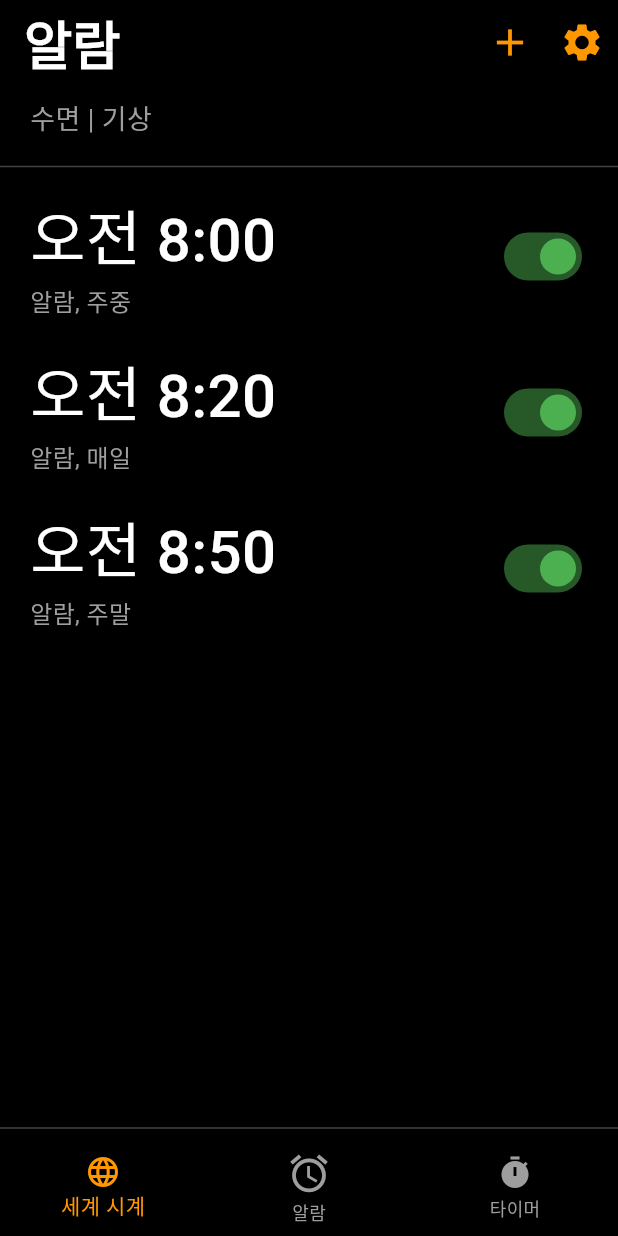
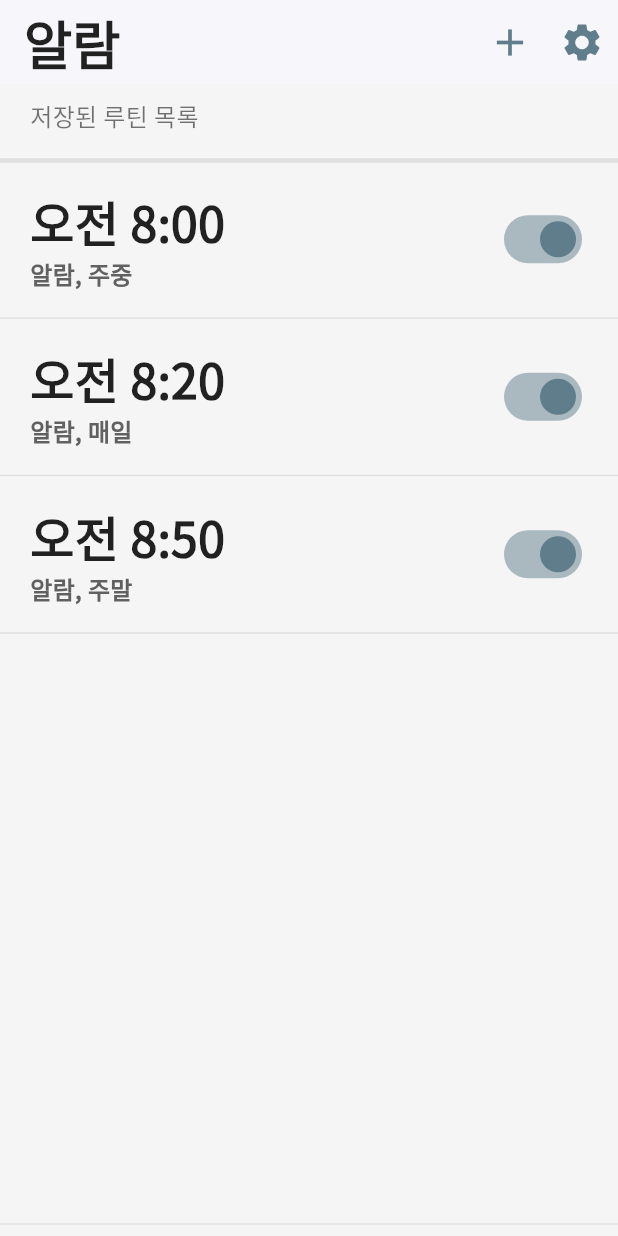
Before and after one commit to lbk00/youtube_routine_front, a Flutter app: the screen it shows after launch, on a phone screen of 412 x 824 dp. Run offline on Flutter 3.47's test engine with Material 3 defaults, Android fonts, the light colour scheme and no system bars; our stand-ins replace firebase_core, flutter_dotenv, google_fonts; accounts and stored records are empty.

Commit message:
메인 화면 배경 색 , 폰트 수정

```diff
--- a/lib/main.dart
+++ b/lib/main.dart
@@ -3,7 +3,7 @@ import 'package:flutter/foundation.dart';
 import 'package:flutter/material.dart';
 import 'package:flutter_dotenv/flutter_dotenv.dart';
 import 'package:youtube_routine_front/screens/home_screen.dart';
-
+import 'package:google_fonts/google_fonts.dart';
 
 
 void main() async {
@@ -41,30 +41,18 @@ class MyApp extends StatelessWidget {
   @override
   Widget build(BuildContext context) {
     return MaterialApp(
-      title: 'Flutter Demo',
+      title: 'YouTube Routine',
       theme: ThemeData(
-        // This is the theme of your application.
-        //
-        // TRY THIS: Try running your application with "flutter run". You'll see
-        // the application has a purple toolbar. Then, without quitting the app,
-        // try changing the seedColor in the colorScheme below to Colors.green
-        // and then invoke "hot reload" (save your changes or press the "hot
-        // reload" button in a Flutter-supported IDE, or press "r" if you used
-        // the command line to start the app).
-        //
-        // Notice that the counter didn't reset back to zero; the application
-        // state is not lost during the reload. To reset the state, use hot
-        // restart instead.
-        //
-        // This works for code too, not just values: Most code changes can be
-        // tested with just a hot reload.
-        colorScheme: ColorScheme.fromSeed(seedColor: Colors.deepPurple),
-        useMaterial3: true,
+        fontFamily: GoogleFonts.notoSansKr().fontFamily,// Noto Sans KR 전체 적용
+        primaryColor: Colors.white,
+        scaffoldBackgroundColor: Colors.grey[100],
       ),
       home: HomeScreen(),
     );
   }
 }
+
+
 
 class MyHomePage extends StatefulWidget {
   const MyHomePage({super.key, required this.title});
@@ -83,6 +71,8 @@ class MyHomePage extends StatefulWidget {
   @override
   State<MyHomePage> createState() => _MyHomePageState();
 }
+
+
 
 class _MyHomePageState extends State<MyHomePage> {
   int _counter = 0;
--- a/lib/screens/home_screen.dart
+++ b/lib/screens/home_screen.dart
@@ -1,6 +1,7 @@
 import 'package:flutter/material.dart';
 import 'package:youtube_routine_front/screens/add_alarm_screen.dart';
 import 'package:youtube_routine_front/screens/side_menu.dart';
+
 
 class HomeScreen extends StatefulWidget {
   @override
@@ -13,16 +14,16 @@ class _HomeScreenState extends State<HomeScreen> {
   @override
   Widget build(BuildContext context) {
     return Scaffold(
-      backgroundColor: Colors.black,
+      backgroundColor: Colors.grey[100], // 밝은 회색 배경 적용
       appBar: AppBar(
-        backgroundColor: Colors.black,
+        backgroundColor: Colors.white, // 상단 바 밝게 변경
         title: Text(
           '알람',
-          style: TextStyle(color: Colors.white, fontSize: 35, fontWeight: FontWeight.bold),
+          style: TextStyle(color: Colors.black87, fontSize: 35, fontWeight: FontWeight.bold),
         ),
         actions: [
           IconButton(
-            icon: Icon(Icons.add, color: Colors.orange, size: 30),
+            icon: Icon(Icons.add, color: Colors.blueGrey, size: 30), // 아이콘 색상 변경
             onPressed: () {
               showModalBottomSheet(
                 context: context,
@@ -33,7 +34,7 @@ class _HomeScreenState extends State<HomeScreen> {
             },
           ),
           IconButton(
-            icon: Icon(Icons.settings, color: Colors.orange, size: 30),
+            icon: Icon(Icons.settings, color: Colors.blueGrey, size: 30),
             onPressed: () {
               showDialog(
                 context: context,
@@ -43,10 +44,9 @@ class _HomeScreenState extends State<HomeScreen> {
                 ),
               );
             },
-
           ),
         ],
-        elevation: 0,
+        elevation: 1, // 가벼운 그림자 효과 추가
       ),
       body: Column(
         children: [
@@ -55,11 +55,11 @@ class _HomeScreenState extends State<HomeScreen> {
             child: Row(
               mainAxisAlignment: MainAxisAlignment.spaceBetween,
               children: [
-                Text('수면 | 기상', style: TextStyle(color: Colors.grey, fontSize: 18)),
+                Text('저장된 루틴 목록', style: TextStyle(color: Colors.black54, fontSize: 16)),
               ],
             ),
           ),
-          Divider(color: Colors.grey.shade800, thickness: 1),
+          Divider(color: Colors.grey.shade300, thickness: 3),
           Expanded(
             child: ListView.builder(
               itemCount: alarmStates.length,
@@ -77,17 +77,7 @@ class _HomeScreenState extends State<HomeScreen> {
               },
             ),
           ),
-          Divider(color: Colors.grey.shade800, thickness: 1),
-          BottomNavigationBar(
-            backgroundColor: Colors.black,
-            selectedItemColor: Colors.orange,
-            unselectedItemColor: Colors.grey,
-            items: [
-              BottomNavigationBarItem(icon: Icon(Icons.language), label: '세계 시계'),
-              BottomNavigationBarItem(icon: Icon(Icons.alarm, size: 30), label: '알람'),
-              BottomNavigationBarItem(icon: Icon(Icons.timer), label: '타이머'),
-            ],
-          ),
+          Divider(color: Colors.grey.shade300, thickness: 1),
         ],
       ),
     );
@@ -109,7 +99,9 @@ class AlarmTile extends StatelessWidget {
 
   @override
   Widget build(BuildContext context) {
-    return Padding(
+    return Column(
+      children: [
+        Padding(
           padding: const EdgeInsets.symmetric(horizontal: 20, vertical: 10),
           child: Row(
             mainAxisAlignment: MainAxisAlignment.spaceBetween,
@@ -120,16 +112,17 @@ class AlarmTile extends StatelessWidget {
                   Text(
                     time,
                     style: TextStyle(
-                  color: Colors.white,
-                  fontSize: 40,
-                  fontWeight: FontWeight.w500,
+                      fontSize: 32,
+                      fontWeight: FontWeight.bold, // Bold 적용
+                      color: Colors.black87,
                     ),
                   ),
                   Text(
                     description,
                     style: TextStyle(
-                  color: Colors.grey.shade500,
                       fontSize: 16,
+                      fontWeight: FontWeight.bold, // Bold 적용
+                      color: Colors.grey.shade700,
                     ),
                   ),
                 ],
@@ -137,10 +130,13 @@ class AlarmTile extends StatelessWidget {
               Switch(
                 value: isActive,
                 onChanged: onToggle,
-            activeColor: Colors.green,
+                activeColor: Colors.blueGrey,
               ),
             ],
           ),
+        ),
+        Divider(color: Colors.grey.shade300, thickness: 1), // 리스트 구분선 추가
+      ],
     );
   }
 }
```
Lines whose indentation alone changed are shown as unchanged.
